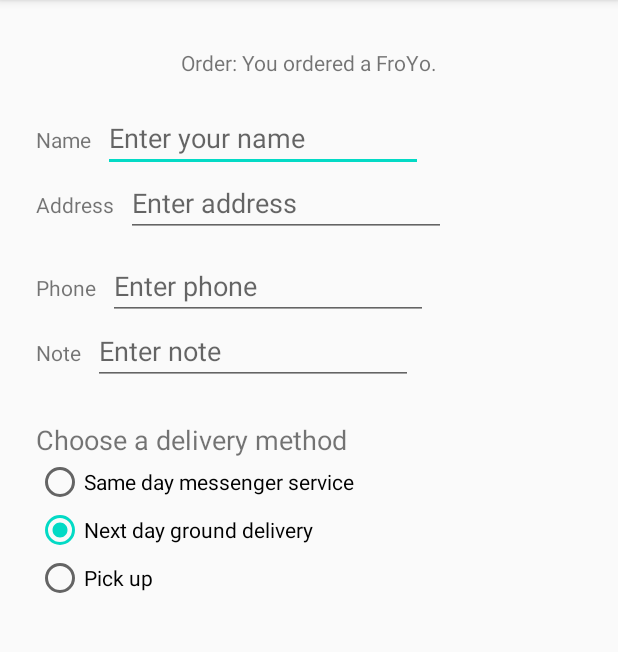
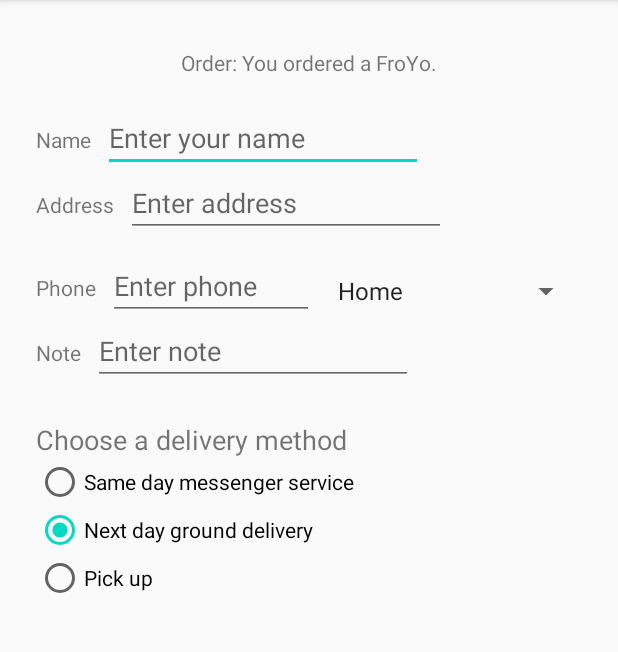
Before and after one commit to florinmihu31/LearnAndroid, an Android app: the screen it shows after launch (OrderActivity), after a tap on an icon or button, on a phone screen of 412 x 824 dp, the part 84-736 px from its top. Run offline under Robolectric (Android 15) with nearby library versions, the phone set to English and light mode, and no system bars.

```diff
--- a/DroidCafe/app/src/main/java/com/example/droidcafe/OrderActivity.java
+++ b/DroidCafe/app/src/main/java/com/example/droidcafe/OrderActivity.java
@@ -5,11 +5,14 @@ import androidx.appcompat.app.AppCompatActivity;
 import android.content.Intent;
 import android.os.Bundle;
 import android.view.View;
+import android.widget.AdapterView;
+import android.widget.ArrayAdapter;
 import android.widget.RadioButton;
+import android.widget.Spinner;
 import android.widget.TextView;
 import android.widget.Toast;
 
-public class OrderActivity extends AppCompatActivity {
+public class OrderActivity extends AppCompatActivity implements AdapterView.OnItemSelectedListener {
 
     @Override
     protected void onCreate(Bundle savedInstanceState) {
@@ -22,6 +25,23 @@ public class OrderActivity extends AppCompatActivity {
 
         TextView textView = findViewById(R.id.order_textview);
         textView.setText(message);
+
+        Spinner spinner = findViewById(R.id.label_spinner);
+
+        if (spinner != null) {
+            spinner.setOnItemSelectedListener(this);
+        }
+
+        // Create ArrayAdapter using the string array and default spinner layout.
+        ArrayAdapter<CharSequence> adapter = ArrayAdapter.createFromResource(this,
+                R.array.labels_array, android.R.layout.simple_spinner_item);
+
+        // Specify the layout to use when the list of choices appears.
+        adapter.setDropDownViewResource(android.R.layout.simple_spinner_dropdown_item);
+
+        if (spinner != null) {
+            spinner.setAdapter(adapter);
+        }
     }
 
     public void onRadioButtonClicked(View view) {
@@ -51,4 +71,15 @@ public class OrderActivity extends AppCompatActivity {
     public void displayToast(String message) {
         Toast.makeText(getApplicationContext(), message, Toast.LENGTH_SHORT).show();
     }
+
+    @Override
+    public void onItemSelected(AdapterView<?> adapterView, View view, int i, long l) {
+        String spinnerLabel = adapterView.getItemAtPosition(i).toString();
+        displayToast(spinnerLabel);
+    }
+
+    @Override
+    public void onNothingSelected(AdapterView<?> adapterView) {
+
+    }
 }
--- a/DroidCafe/app/src/main/res/layout/activity_order.xml
+++ b/DroidCafe/app/src/main/res/layout/activity_order.xml
@@ -70,7 +70,7 @@
 
     <EditText
         android:id="@+id/phone_text"
-        android:layout_width="wrap_content"
+        android:layout_width="137dp"
         android:layout_height="wrap_content"
         android:layout_marginStart="8dp"
         android:ems="10"
@@ -115,8 +115,8 @@
         android:layout_width="wrap_content"
         android:layout_height="wrap_content"
         android:layout_marginStart="24dp"
+        android:checkedButton="@id/nextday"
         android:orientation="vertical"
-        android:checkedButton="@id/nextday"
         app:layout_constraintStart_toStartOf="parent"
         app:layout_constraintTop_toBottomOf="@+id/delivery_label">
 
@@ -143,4 +143,15 @@
             android:text="@string/pick_up" />
     </RadioGroup>
 
+    <Spinner
+        android:id="@+id/label_spinner"
+        android:layout_width="0dp"
+        android:layout_height="wrap_content"
+        android:layout_marginStart="8dp"
+        android:layout_marginTop="24dp"
+        android:layout_marginEnd="24dp"
+        app:layout_constraintEnd_toEndOf="parent"
+        app:layout_constraintStart_toEndOf="@+id/phone_text"
+        app:layout_constraintTop_toBottomOf="@+id/address_text" />
+
 </androidx.constraintlayout.widget.ConstraintLayout>
--- a/DroidCafe/app/src/main/res/values/strings.xml
+++ b/DroidCafe/app/src/main/res/values/strings.xml
@@ -30,4 +30,11 @@
     <string name="next_day_ground_delivery">Next day ground delivery</string>
     <string name="pick_up">Pick up</string>
     <string name="should_choose_order">You should choose what to order.</string>
+
+    <string-array name="labels_array">
+        <item>Home</item>
+        <item>Work</item>
+        <item>Mobile</item>
+        <item>Other</item>
+    </string-array>
 </resources>
```
